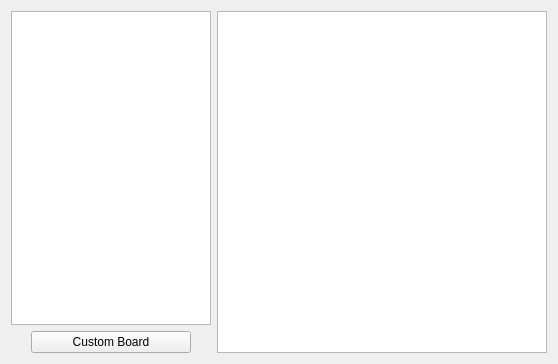
The window that wizard/ui/board_select.ui (imby/STM32VLDiscovery_BeRTOS) describes before a commit, drawn with Qt 5.
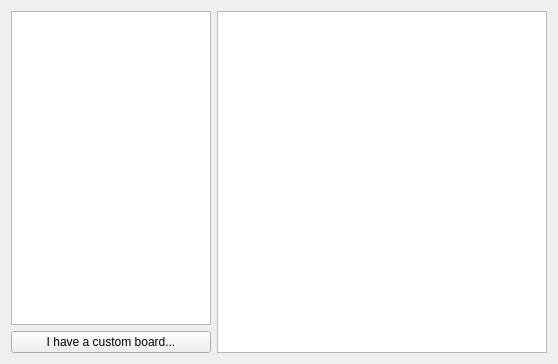
The same window after the commit.

Diff of the .ui file:
```diff
--- a/wizard/ui/board_select.ui
+++ b/wizard/ui/board_select.ui
@@ -43,43 +43,17 @@
       </layout>
      </item>
      <item>
-      <layout class="QHBoxLayout" name="horizontalLayout" stretch="0,1,0">
-       <item>
-        <spacer name="horizontalSpacer">
-         <property name="orientation">
-          <enum>Qt::Horizontal</enum>
-         </property>
-         <property name="sizeHint" stdset="0">
-          <size>
-           <width>20</width>
-           <height>20</height>
-          </size>
-         </property>
-        </spacer>
-       </item>
+      <layout class="QHBoxLayout" name="horizontalLayout" stretch="1">
        <item>
         <widget class="QPushButton" name="customButton">
          <property name="toolTip">
           <string>&lt;p&gt;&lt;strong&gt;Custom board project &lt;/strong&gt;- select me when your board is not present into the list above.&lt;/p&gt;</string>
          </property>
          <property name="text">
-          <string>Custom Board</string>
+          <string>I have a custom board...</string>
          </property>
         </widget>
        </item>
-       <item>
-        <spacer name="horizontalSpacer_2">
-         <property name="orientation">
-          <enum>Qt::Horizontal</enum>
-         </property>
-         <property name="sizeHint" stdset="0">
-          <size>
-           <width>20</width>
-           <height>20</height>
-          </size>
-         </property>
-        </spacer>
-       </item>
       </layout>
      </item>
     </layout>
```
